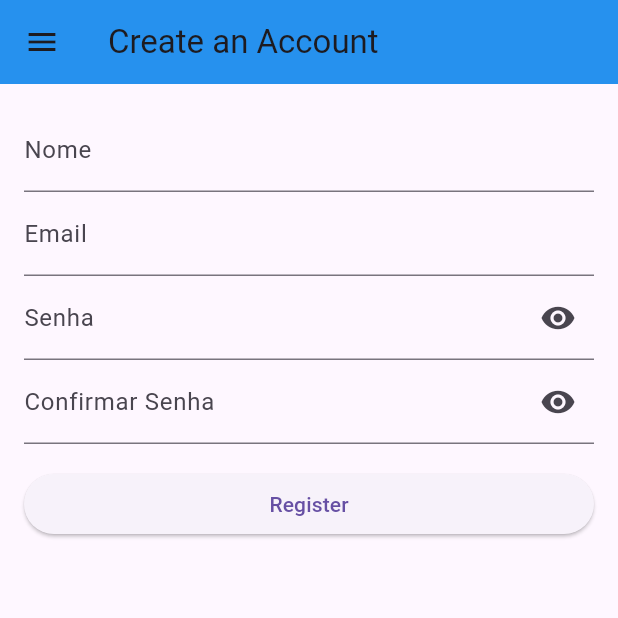
After one commit to ign7/flutter-login-page, a Flutter app: the screen it shows after launch, after a tap on "Register...", on a phone screen of 412 x 824 dp, the top half of it. The commit adds this screen. Run offline on Flutter 3.47's test engine with Material 3 defaults, Android fonts, the phone set to English and light mode, and no system bars; missing offline and left inert: dart:html.

Commit message:
register

```diff
--- a/lib/Login.dart
+++ b/lib/Login.dart
@@ -3,6 +3,7 @@ import 'dart:ui';
 
 import 'package:flutter/material.dart';
 import 'package:flutter/widgets.dart';
+import 'register.dart';
 
 class LoginPage extends StatelessWidget {
   @override
@@ -71,6 +72,21 @@ class LoginPage extends StatelessWidget {
                 ),
                 'Forgot password?',
               ),
+              SizedBox(height: 30.0),
+              GestureDetector(
+                onTap: () {
+                  Navigator.push(
+                    context,
+                    MaterialPageRoute(builder: (context) => Register()),
+                  );
+                },
+                child: Text(
+                  'Register...',
+                  style: TextStyle(
+                    color: Colors.blue, // Define a cor do texto como azul
+                  ),
+                ),
+              ),
             ],
           ),
         ),
--- /dev/null
+++ b/lib/Register.dart
@@ -0,0 +1,127 @@
+import 'package:flutter/material.dart';
+import 'package:flutter_application_1/Login.dart';
+import 'Login.dart';
+
+class Register extends StatefulWidget {
+  @override
+  _RegisterPageState createState() => _RegisterPageState();
+}
+
+class _RegisterPageState extends State<Register> {
+  bool _isObscured = true;
+  late TextEditingController _passwordController;
+
+  @override
+  void initState() {
+    super.initState();
+    _passwordController = TextEditingController();
+  }
+
+  @override
+  void dispose() {
+    _passwordController.dispose();
+    super.dispose();
+  }
+
+  void _togglePasswordVisibility() {
+    setState(() {
+      _isObscured = !_isObscured;
+    });
+  }
+
+  @override
+  Widget build(BuildContext context) {
+    return Scaffold(
+      appBar: AppBar(
+        backgroundColor: Colors.blue,
+        title: Text('Create an Account'),
+        leading: IconButton(
+          icon: Icon(Icons.menu),
+          onPressed: () {
+            // Adicione aqui a lógica para mostrar o menu suspenso
+          },
+        ),
+        elevation: 2,
+      ),
+      body: Padding(
+        padding: EdgeInsets.all(16.0),
+        child: ListView(
+          children: <Widget>[
+            Row(
+              children: <Widget>[
+                Expanded(
+                  child: TextField(
+                    decoration: InputDecoration(
+                      labelText: 'Nome',
+                    ),
+                  ),
+                ),
+              ],
+            ),
+            Row(
+              children: <Widget>[
+                Expanded(
+                  child: TextField(
+                    decoration: InputDecoration(
+                      labelText: 'Email',
+                    ),
+                  ),
+                ),
+              ],
+            ),
+            Row(
+              children: <Widget>[
+                Expanded(
+                  child: TextField(
+                    decoration: InputDecoration(
+                      labelText: 'Senha',
+                      suffixIcon: IconButton(
+                        icon: Icon(_isObscured
+                            ? Icons.visibility
+                            : Icons.visibility_off),
+                        onPressed: _togglePasswordVisibility,
+                      ),
+                    ),
+                    obscureText: true,
+                  ),
+                ),
+              ],
+            ),
+            Row(
+              children: <Widget>[
+                Expanded(
+                  child: TextField(
+                    decoration: InputDecoration(
+                      labelText: 'Confirmar Senha',
+                      suffixIcon: IconButton(
+                        icon: Icon(_isObscured
+                            ? Icons.visibility
+                            : Icons.visibility_off),
+                        onPressed: _togglePasswordVisibility,
+                      ),
+                    ),
+                    obscureText: true,
+                  ),
+                ),
+              ],
+            ),
+            SizedBox(height: 16.0),
+            ElevatedButton(
+              onPressed: () {
+                GestureDetector(
+                onTap: () {
+                  Navigator.push(
+                    context,
+                    MaterialPageRoute(builder: (context) => LoginPage()),
+                  );
+                },
+              );
+              },
+              child: Text('Register'),
+            ),
+          ],
+        ),
+      ),
+    );
+  }
+}
```
